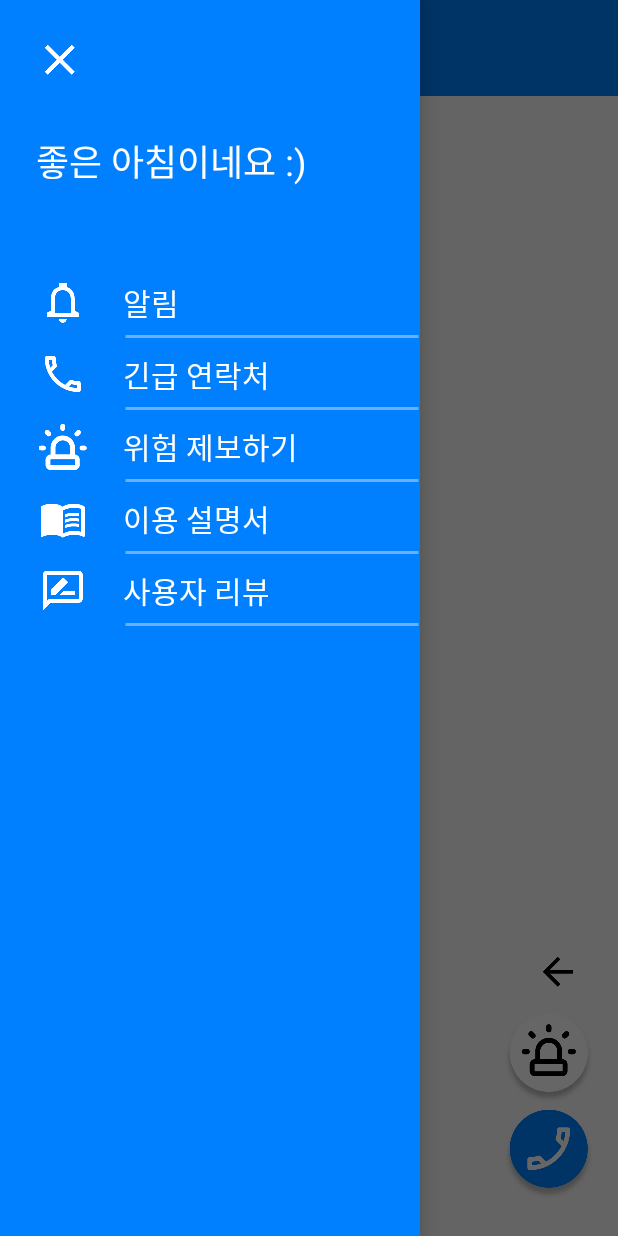
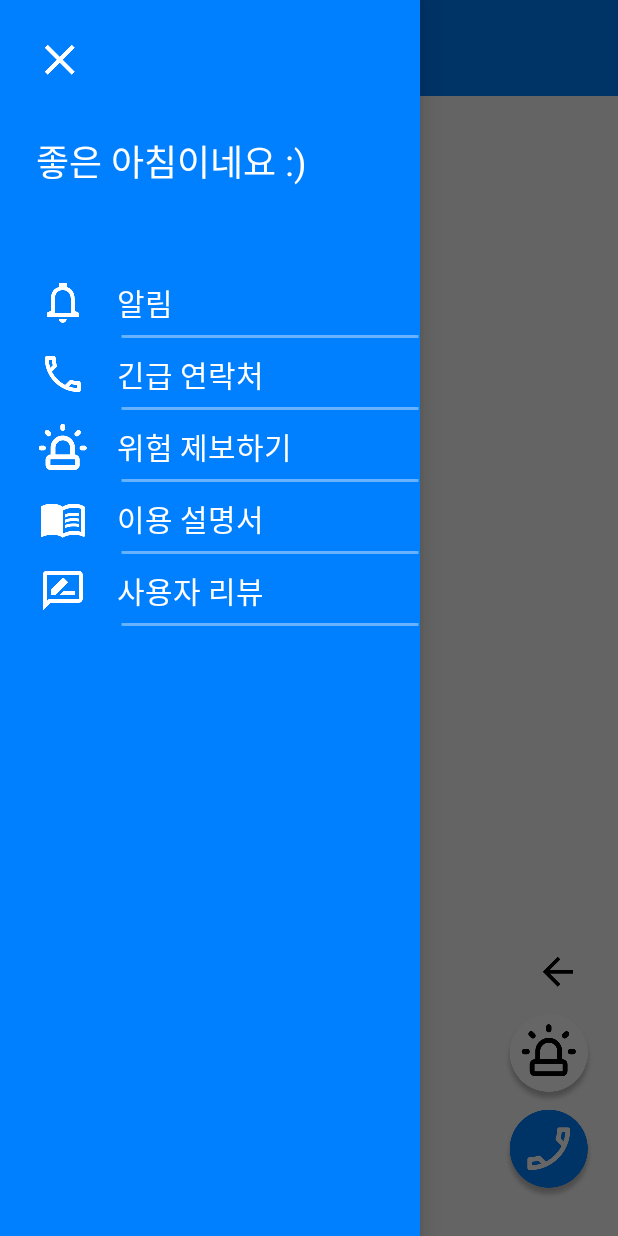
Before and after one commit to JWdori/UMC_AbilityMap, an Android app: the screen it shows after launch (MainActivity), with the side drawer open, on a phone screen of 412 x 824 dp. Run offline under Robolectric (Android 15) with nearby library versions, the phone set to English and light mode, and no system bars; libraries missing offline, so code that uses them is left out: com.naver.maps; plain views replace LocationButtonView; network calls fail; 6 statements that could not run were skipped.

Commit message:
메뉴 마진 조정

```diff
--- a/app/src/main/res/drawable/rectangle_menu_clicked.xml
+++ b/app/src/main/res/drawable/rectangle_menu_clicked.xml
@@ -12,7 +12,7 @@
                 android:color="#005fbf" />
         </shape>
     </item>
-    <item android:top="45dp" android:left="83dp">
+    <item android:top="45dp" android:left="80dp">
         <shape xmlns:android="http://schemas.android.com/apk/res/android"
             android:shape="line">
             <stroke android:width="2dip" android:color="#66ffffff" />
--- a/app/src/main/res/drawable/rectangle_menu_unclicked.xml
+++ b/app/src/main/res/drawable/rectangle_menu_unclicked.xml
@@ -12,7 +12,7 @@
                 android:color="#007fff" />
         </shape>
     </item>
-    <item android:top="45dp" android:left="83dp">
+    <item android:top="45dp" android:left="80dp">
         <shape xmlns:android="http://schemas.android.com/apk/res/android"
             android:shape="line">
             <stroke android:width="2dip" android:color="#66ffffff" />
--- a/app/src/main/res/drawable/view_line.xml
+++ b/app/src/main/res/drawable/view_line.xml
@@ -15,7 +15,7 @@
     <!--        </shape>-->
     <!--    </item>-->
 
-    <item android:top="46dp" android:left="83dp">
+    <item android:top="46dp" android:left="76dp">
         <shape xmlns:android="http://schemas.android.com/apk/res/android"
             android:shape="line">
             <stroke android:width="2dip" android:color="#66ffffff" />
--- a/app/src/main/res/layout/activity_main.xml
+++ b/app/src/main/res/layout/activity_main.xml
@@ -89,7 +89,7 @@
         app:itemShapeInsetStart="0dp"
         app:itemHorizontalPadding="26dp"
         app:itemTextColor="@color/white"
-        app:itemIconPadding="24dp"
+        app:itemIconPadding="20dp"
         app:itemIconSize="32dp"
         app:itemIconTint="@color/white"
         app:itemBackground="@drawable/rectangle_menu_clicked_effect"
```
